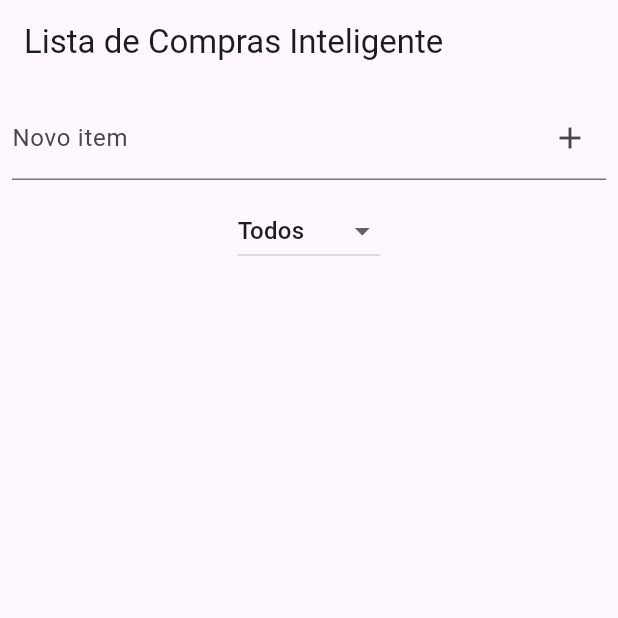
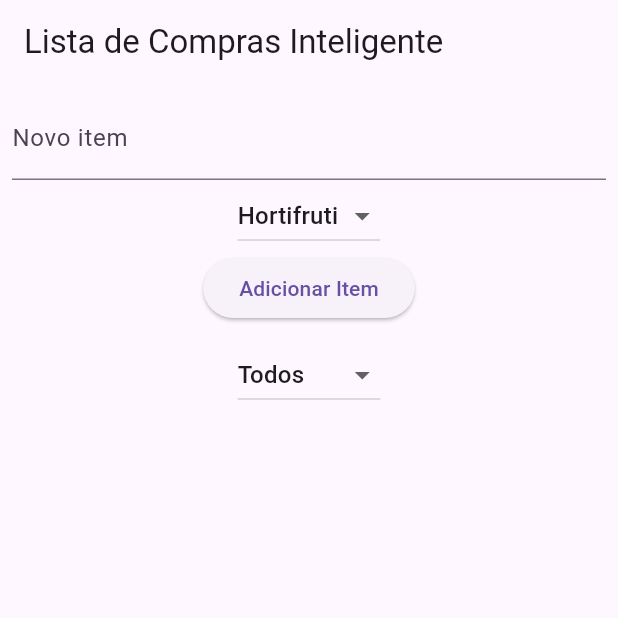
Before and after one commit to Barba2k2/asp_state_manager, a Flutter app: the screen it shows after launch, on a phone screen of 412 x 824 dp, the top half of it. Run offline on Flutter 3.47's test engine with Material 3 defaults, Android fonts, the phone set to English and light mode, and no system bars; our stand-ins replace flutter_riverpod, shared_preferences.

Commit message:
refactor(add-item): update AddItemWidget to include category dropdown

```diff
--- a/lib/src/features/add_item_widget.dart
+++ b/lib/src/features/add_item_widget.dart
@@ -1,34 +1,65 @@
 import 'package:flutter/material.dart';
 import 'package:flutter_riverpod/flutter_riverpod.dart';
+import '../entities/shopping_item_entitie.dart';
+import '../features/shopping/state/shopping_list_state.dart';
 
-import '../features/shopping/state/suggested_items_state.dart';
-import 'shopping/state/shopping_list_state.dart';
-
-class AddItemWidget extends ConsumerWidget {
+class AddItemWidget extends ConsumerStatefulWidget {
   const AddItemWidget({super.key});
 
   @override
-  Widget build(BuildContext context, WidgetRef ref) {
-    TextEditingController itemController = TextEditingController();
+  _AddItemWidgetState createState() => _AddItemWidgetState();
+}
 
-    return TextField(
-      controller: itemController,
-      decoration: InputDecoration(
-        labelText: 'Novo item',
-        suffixIcon: IconButton(
-          icon: const Icon(Icons.add),
-          onPressed: () {
-            final newItem = itemController.text.trim();
-            if (newItem.isNotEmpty) {
-              ref.read(shoppingListProvider.notifier).addItem(newItem);
-              ref
-                  .read(suggestedItemsProvider.notifier)
-                  .addSuggestedItem(newItem);
-              itemController.clear();
+class _AddItemWidgetState extends ConsumerState<AddItemWidget> {
+  TextEditingController itemController = TextEditingController();
+  String selectedCategory = 'Hortifruti';
+
+  @override
+  Widget build(BuildContext context) {
+    return Column(
+      children: [
+        TextField(
+          controller: itemController,
+          decoration: const InputDecoration(
+            labelText: 'Novo item',
+          ),
+        ),
+        DropdownButton<String>(
+          value: selectedCategory,
+          items: ['Hortifruti', 'Laticínios', 'Limpeza', 'Outros']
+              .map(
+                (category) => DropdownMenuItem(
+                  value: category,
+                  child: Text(category),
+                ),
+              )
+              .toList(),
+          onChanged: (value) {
+            if (value != null) {
+              setState(() {
+                selectedCategory = value;
+              });
             }
           },
         ),
-      ),
+        ElevatedButton(
+          onPressed: () {
+            final newItemName = itemController.text.trim();
+            if (newItemName.isNotEmpty) {
+              final newItem = ShoppingItem(
+                name: newItemName,
+                category: selectedCategory,
+              );
+              ref.read(shoppingListProvider.notifier).addItem(newItem);
+              itemController.clear();
+              setState(() {
+                selectedCategory = 'Hortifruti';
+              });
+            }
+          },
+          child: const Text('Adicionar Item'),
+        ),
+      ],
     );
   }
 }
```
